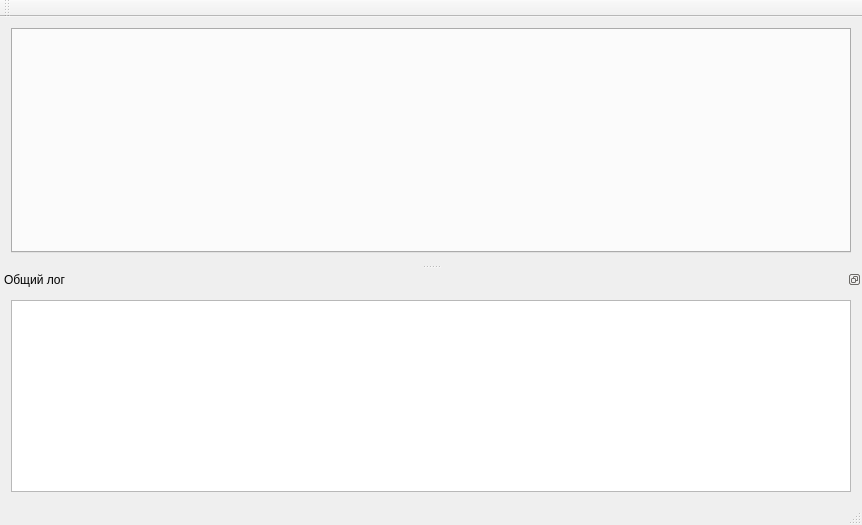
Before: the Qt Designer form StandGenerator/mainwindow.ui in breton75/ksuts, drawn with Qt 5.
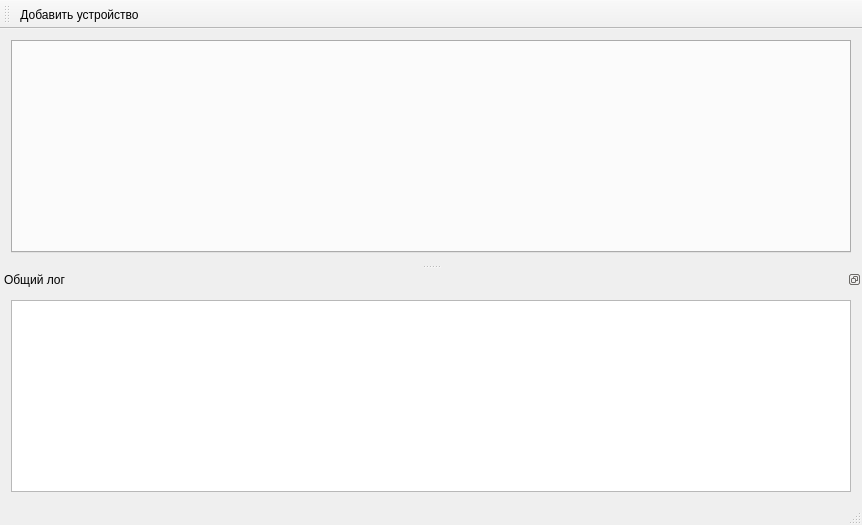
After: the same form once the commit is applied. Icons and pictures are not drawn.

```diff
--- a/StandGenerator/mainwindow.ui
+++ b/StandGenerator/mainwindow.ui
@@ -41,6 +41,7 @@
    <attribute name="toolBarBreak">
     <bool>false</bool>
    </attribute>
+   <addaction name="actionAddDevice"/>
   </widget>
   <widget class="QStatusBar" name="statusBar"/>
   <widget class="QDockWidget" name="dockMainLog">
@@ -64,6 +65,15 @@
     </layout>
    </widget>
   </widget>
+  <action name="actionAddDevice">
+   <property name="icon">
+    <iconset resource="../configurator2/res.qrc">
+     <normaloff>:/my_icons/Common/Icons/Super Mono Basic/add.ico</normaloff>:/my_icons/Common/Icons/Super Mono Basic/add.ico</iconset>
+   </property>
+   <property name="text">
+    <string>Добавить устройство</string>
+   </property>
+  </action>
  </widget>
  <layoutdefault spacing="6" margin="11"/>
  <resources/>
```
Left out of the diff: 4 changed lines with no effect on the pictures.
